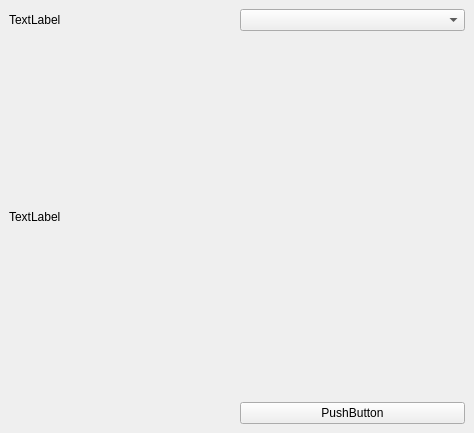
First picture: the form in GTFS_dockwidget_base.ui, repository ctu-geoforall-lab/qgis-gtfs-plugin, before the edit.
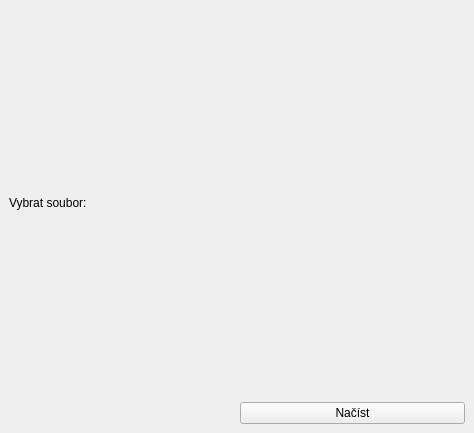
Second picture: the form after the edit. Custom widgets are drawn as their Qt base class.

Commit message: načítání PID_GTFS souborů

```diff
--- a/GTFS_dockwidget_base.ui
+++ b/GTFS_dockwidget_base.ui
@@ -15,46 +15,31 @@
   </property>
   <widget class="QWidget" name="dockWidgetContents">
    <layout class="QGridLayout" name="gridLayout">
-    <item row="1" column="0">
-     <widget class="QLabel" name="label_3">
-      <property name="text">
-       <string>TextLabel</string>
-      </property>
-     </widget>
-    </item>
-    <item row="2" column="2">
-     <widget class="QPushButton" name="pushButton">
-      <property name="text">
-       <string>PushButton</string>
-      </property>
-     </widget>
-    </item>
     <item row="0" column="0">
-     <widget class="QLabel" name="label_2">
+     <widget class="QLabel" name="label_3">
       <property name="text">
-       <string>TextLabel</string>
+       <string>Vybrat soubor:</string>
       </property>
      </widget>
     </item>
-    <item row="0" column="2">
-     <widget class="QgsMapLayerComboBox" name="mMapLayerComboBox"/>
-    </item>
     <item row="1" column="2">
-     <widget class="QgsExternalResourceWidget" name="mQgsExternalResourceWidget"/>
+     <widget class="QPushButton" name="submit">
+      <property name="text">
+       <string>Načíst</string>
+      </property>
+     </widget>
+    </item>
+    <item row="0" column="2">
+     <widget class="QgsFileWidget" name="input_dir"/>
     </item>
    </layout>
   </widget>
  </widget>
  <customwidgets>
   <customwidget>
-   <class>QgsExternalResourceWidget</class>
+   <class>QgsFileWidget</class>
    <extends>QWidget</extends>
-   <header>qgsexternalresourcewidget.h</header>
-  </customwidget>
-  <customwidget>
-   <class>QgsMapLayerComboBox</class>
-   <extends>QComboBox</extends>
-   <header>qgsmaplayercombobox.h</header>
+   <header>qgsfilewidget.h</header>
   </customwidget>
  </customwidgets>
  <resources/>
```
The commit also changes 1 other file.
